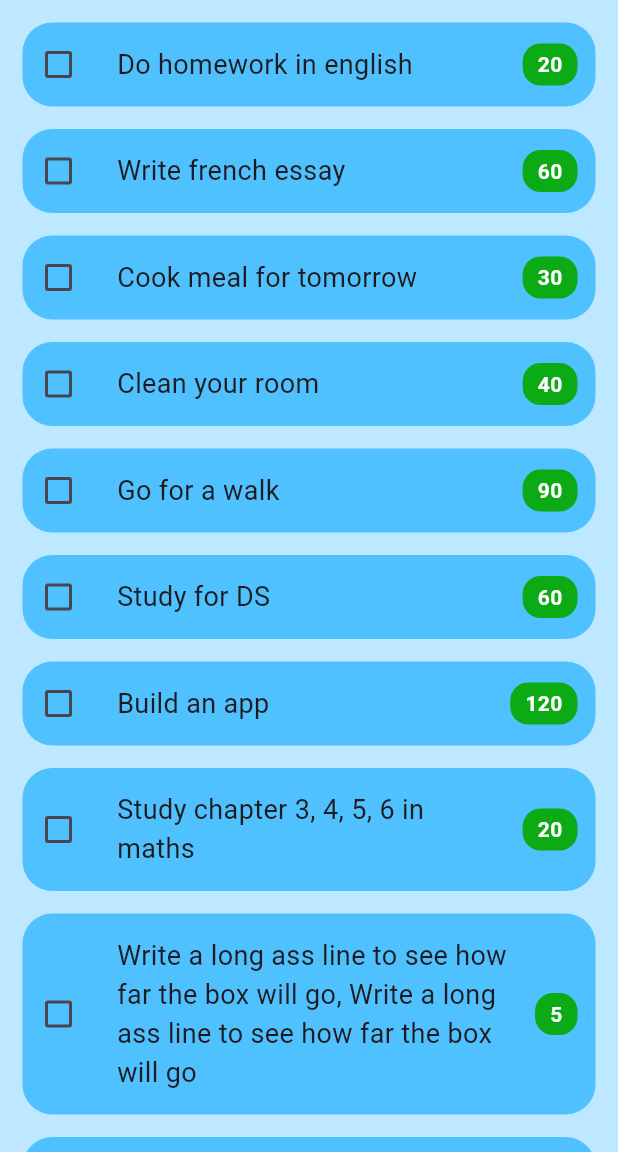
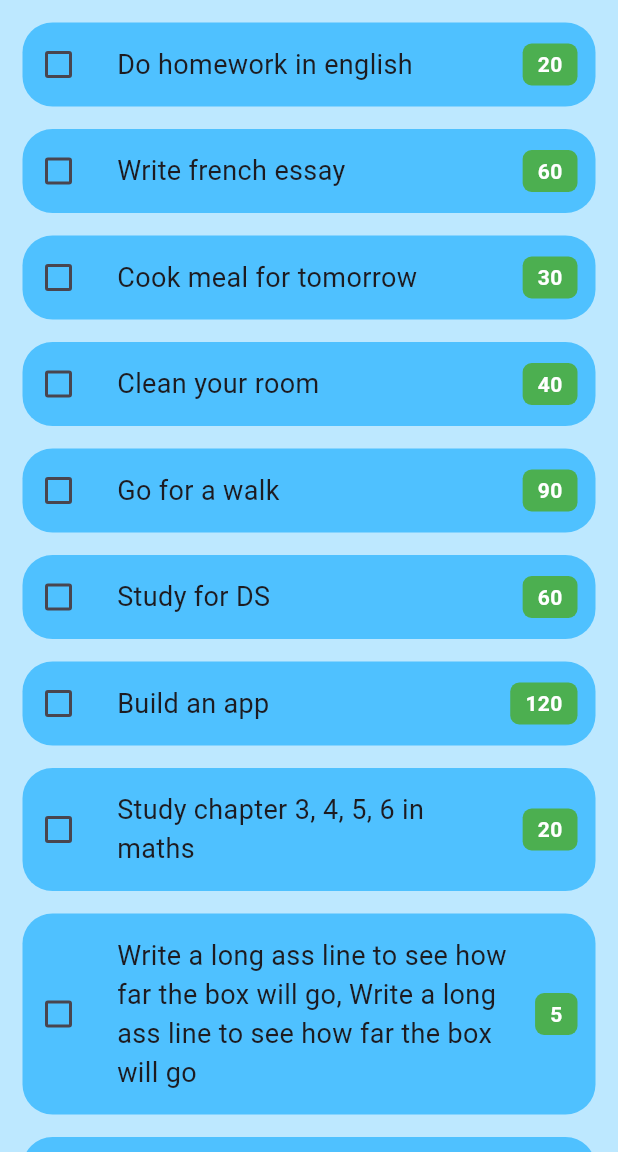
Before and after one commit to belminmulahusic/todo-app, a Flutter app: the screen it shows after launch, on a phone screen of 412 x 824 dp, the part 84-1236 px from its top. Run offline on Flutter 3.47's test engine with Material 3 defaults, Android fonts, the phone set to English and light mode, and no system bars; our stand-ins replace flutter_slidable.

Commit message:
Added task completion design, added function to rearrange tasks

```diff
--- a/lib/pages/todo_tile.dart
+++ b/lib/pages/todo_tile.dart
@@ -1,4 +1,5 @@
 import 'package:flutter/material.dart';
+import 'package:flutter_slidable/flutter_slidable.dart';
 
 class TodoTile extends StatelessWidget {
   final String taskName;
@@ -24,6 +25,8 @@ class TodoTile extends StatelessWidget {
           color: Color.fromARGB(255, 79, 193, 255),
           borderRadius: BorderRadius.circular(20),
         ),
+        child: Opacity(
+          opacity: isDone ? 0.5 : 1.0,
           child: Row(
             children: [
               Checkbox(
@@ -42,7 +45,13 @@ class TodoTile extends StatelessWidget {
                     ),
                     child: Text(
                       taskName,
-                    style: const TextStyle(fontSize: 18),
+                      style: TextStyle(
+                        fontSize: 18,
+                        decoration:
+                            isDone
+                                ? TextDecoration.lineThrough
+                                : TextDecoration.none,
+                      ),
                       overflow: TextOverflow.visible,
                       maxLines: null,
                     ),
@@ -57,13 +66,13 @@ class TodoTile extends StatelessWidget {
                     vertical: 4,
                   ),
                   decoration: BoxDecoration(
-                  color: const Color.fromARGB(255, 12, 170, 20),
-                  borderRadius: BorderRadius.circular(12),
+                    color: Colors.green.withValues(alpha: isDone ? 0.5 : 1),
+                    borderRadius: BorderRadius.circular(6),
                   ),
                   child: Text(
                     minutes.toString(),
-                  style: const TextStyle(
-                    color: Colors.white,
+                    style: TextStyle(
+                      color: Colors.white.withValues(alpha: isDone ? 0.5 : 1),
                       fontWeight: FontWeight.bold,
                     ),
                   ),
@@ -72,6 +81,7 @@ class TodoTile extends StatelessWidget {
             ],
           ),
         ),
+      ),
     );
   }
 }
```
Also changed, not shown: lib/pages/home_page.dart (+23 -1 lines). Lines whose indentation alone changed are shown as unchanged.
